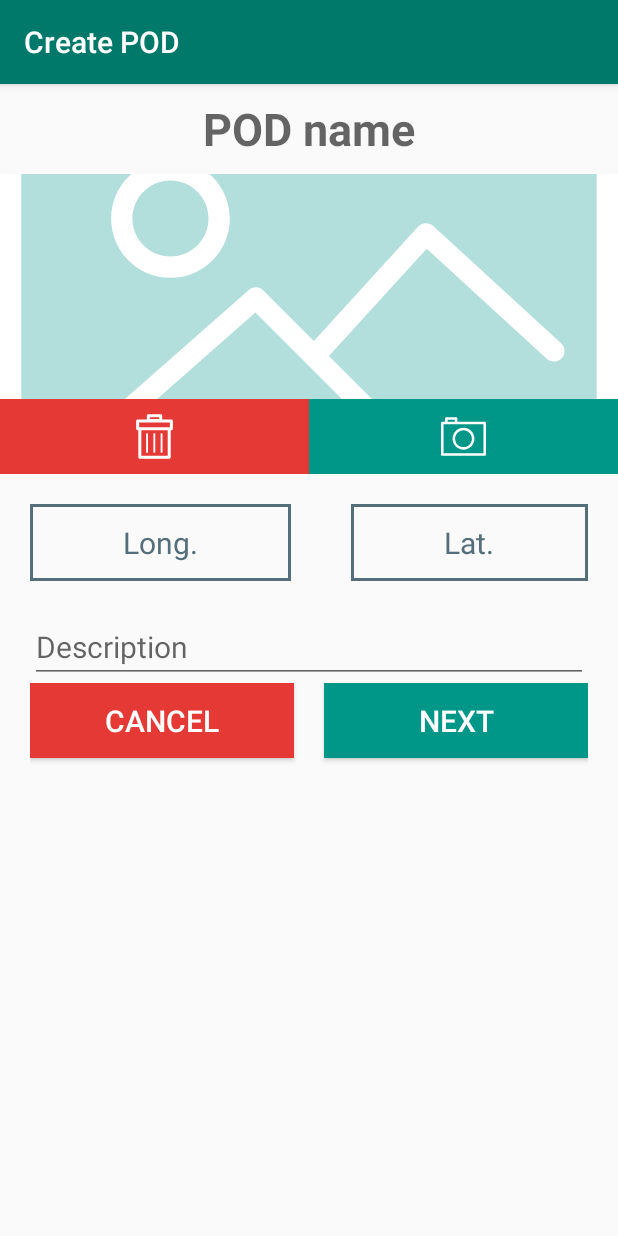
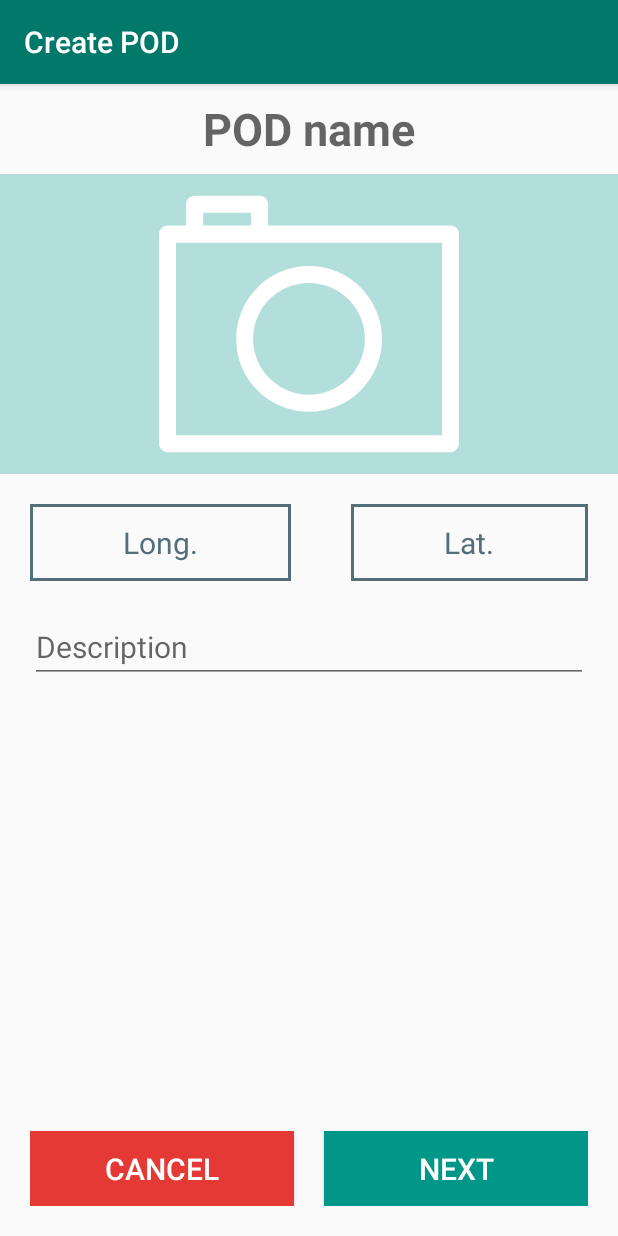
Before and after one commit to FinalCondom/SanTour, an Android app: the fragment CreatePodFragment placed in its activity, on a phone screen of 412 x 824 dp. Run offline under Robolectric (Android 15) with nearby library versions, the phone set to English and light mode, and no system bars; our stand-ins replace Firebase (no records; nobody signed in at launch, a user with empty details on screens opened directly).

Commit message:
poi - pod camera

```diff
--- a/app/src/main/java/ch/hes/santour/CreatePodFragment.java
+++ b/app/src/main/java/ch/hes/santour/CreatePodFragment.java
@@ -29,7 +29,7 @@ public class CreatePodFragment extends Fragment {
     private EditText podName;
     private PODManager podManager;
     private final int CAMERA_REQUEST = 1;
-    private ImageView imageView;
+    private ImageButton imageButton;
     private Bitmap photo;
 
     public CreatePodFragment() {
@@ -47,7 +47,7 @@ public class CreatePodFragment extends Fragment {
                              Bundle savedInstanceState) {
 
         final View rootView = inflater.inflate(R.layout.fragment_create_pod, container, false);
-        imageView = (ImageView) rootView.findViewById(R.id.iv_pod_img);
+        imageButton = rootView.findViewById(R.id.ib_pod_take_picture);
         //We set up pod informations
         podName = rootView.findViewById(R.id.et_pod_name);
         podDescription = rootView.findViewById(R.id.et_pod_description);
@@ -107,7 +107,7 @@ public class CreatePodFragment extends Fragment {
             Bundle extras = data.getExtras();
             photo = (Bitmap) extras.get("data");
 
-            imageView.setImageBitmap(photo);
+            imageButton.setImageBitmap(photo);
         }
     }
 }
--- a/app/src/main/java/ch/hes/santour/CreatePoiFragment.java
+++ b/app/src/main/java/ch/hes/santour/CreatePoiFragment.java
@@ -32,7 +32,7 @@ public class CreatePoiFragment extends Fragment {
     private EditText poiDescription;
     private EditText poiName;
     private POIManager poiManager;
-    private ImageView imageView;
+    private ImageButton imageButton;
     private Bitmap photo;
     public CreatePoiFragment() {
 
@@ -45,7 +45,7 @@ public class CreatePoiFragment extends Fragment {
                              Bundle savedInstanceState) {
 
         final View rootView = inflater.inflate(R.layout.fragment_create_poi, container, false);
-        imageView = rootView.findViewById(R.id.iv_poi_img);
+        imageButton = rootView.findViewById(R.id.ib_poi_take_picture);
         //We set up poi informations
         poiName = rootView.findViewById(R.id.et_poi_name);
         poiDescription = rootView.findViewById(R.id.et_poi_description);
@@ -97,7 +97,7 @@ public class CreatePoiFragment extends Fragment {
             Bundle extras = data.getExtras();
             photo = (Bitmap) extras.get("data");
 
-            imageView.setImageBitmap(photo);
+            imageButton.setImageBitmap(photo);
         }
     }
 
--- a/app/src/main/res/drawable/ic_photo_camera.xml
+++ b/app/src/main/res/drawable/ic_photo_camera.xml
@@ -1,4 +1,4 @@
-<vector android:height="30dp" android:viewportHeight="39.474"
-    android:viewportWidth="39.474" android:width="30dp" xmlns:android="http://schemas.android.com/apk/res/android">
+<vector android:height="40dp" android:viewportHeight="39.474"
+    android:viewportWidth="39.474" android:width="40dp" xmlns:android="http://schemas.android.com/apk/res/android">
     <path android:fillColor="#FFFFFF" android:pathData="M19.75,12.11c2.63,0 5.05,1.06 6.78,2.81c1.73,1.73 2.81,4.13 2.81,6.78c0,2.65 -1.08,5.05 -2.81,6.78c-1.73,1.73 -4.14,2.81 -6.78,2.81c-2.65,0 -5.05,-1.08 -6.78,-2.81c-1.75,-1.73 -2.81,-4.13 -2.81,-6.78c0,-2.65 1.06,-5.05 2.81,-6.78C14.7,13.17 17.09,12.11 19.75,12.11L19.75,12.11zM3.57,6.78V3.98c0,-0.62 0.51,-1.11 1.13,-1.11h8.54c0.62,0 1.11,0.49 1.11,1.11v2.79h24.01c0.62,0 1.11,0.51 1.11,1.13v27.57c0,0.62 -0.49,1.13 -1.11,1.13H1.13C0.51,36.6 0,36.09 0,35.47V7.9c0,-0.62 0.51,-1.13 1.13,-1.13H3.57zM12.11,6.78V5.11H5.81v1.67H12.11zM37.24,9.03H13.24H4.7h-2.46v25.33h35V9.03zM24.93,16.49c-1.33,-1.32 -3.16,-2.14 -5.19,-2.14s-3.87,0.82 -5.21,2.14c-1.32,1.33 -2.14,3.17 -2.14,5.21c0,2.03 0.82,3.86 2.14,5.19c1.33,1.33 3.17,2.16 5.21,2.16s3.86,-0.82 5.19,-2.16c1.33,-1.33 2.16,-3.16 2.16,-5.19C27.09,19.67 26.27,17.82 24.93,16.49L24.93,16.49z"/>
 </vector>
--- a/app/src/main/res/layout/fragment_create_pod.xml
+++ b/app/src/main/res/layout/fragment_create_pod.xml
@@ -18,49 +18,25 @@
         android:textStyle="bold"
         android:textColor="@color/textTitle"/>
 
-    <ImageView
-        android:id="@+id/iv_pod_img"
-        android:layout_width="match_parent"
-        android:layout_height="150dp"
-        android:layout_alignParentLeft="true"
-        android:layout_alignParentStart="true"
-        android:layout_below="@+id/et_pod_name"
-        android:background="@color/img"
-        android:scaleType="centerCrop"
-        android:gravity="bottom"
-        android:src="@drawable/ic_img" />
-
     <LinearLayout
         android:layout_width="match_parent"
         android:layout_height="wrap_content"
-        android:layout_below="@+id/iv_pod_img"
+        android:layout_below="@+id/et_pod_name"
         android:orientation="horizontal"
-        android:weightSum="2"
+        android:weightSum="1"
         android:id="@+id/linearlayout_create_pod1">
 
-        <ImageButton
-            android:id="@+id/ib_pod_delete_picture"
-            android:layout_width="0dp"
-            android:layout_height="50dp"
-            android:layout_alignParentLeft="true"
-            android:layout_alignParentStart="true"
-            android:layout_below="@+id/iv_pod_img"
-            android:layout_weight="1"
-            android:background="@color/red"
-            android:src="@drawable/ic_trash" />
 
         <ImageButton
             android:id="@+id/ib_pod_take_picture"
-            android:layout_width="0dp"
-            android:layout_height="50dp"
-            android:layout_alignParentEnd="true"
-            android:layout_alignParentRight="true"
-            android:layout_below="@+id/iv_pod_img"
+            android:layout_width="match_parent"
+            android:layout_height="200dp"
+            android:layout_below="@+id/et_pod_name"
             android:layout_weight="1"
-            android:background="@color/green"
-            android:src="@drawable/ic_photo_camera" />
-
-
+            android:background="@color/img"
+            android:src="@drawable/ic_photo_camera"
+            android:scaleType="fitCenter"
+            />
     </LinearLayout>
 
 
@@ -123,22 +99,18 @@
     <LinearLayout
         android:id="@+id/linearlayout_create_pod3"
         android:layout_width="match_parent"
-        android:layout_height="wrap_content"
+        android:layout_height="match_parent"
         android:layout_below="@id/et_pod_description"
         android:layout_marginBottom="20dp"
         android:layout_marginLeft="20dp"
         android:layout_marginRight="20dp"
-        android:gravity="bottom"
-        android:weightSum="2">
+        android:weightSum="2"
+        android:gravity="bottom">
 
         <Button
             android:id="@+id/bt_pod_cancel"
-            android:layout_width="150dp"
+            android:layout_width="wrap_content"
             android:layout_height="50dp"
-            android:layout_alignLeft="@+id/et_pod_description"
-            android:layout_alignStart="@+id/et_pod_description"
-            android:layout_alignTop="@+id/et_pod_description"
-            android:layout_marginTop="50dp"
             android:layout_weight="1"
             android:background="@color/red"
             android:text="@string/cancel"
@@ -147,7 +119,7 @@
 
         <Button
             android:id="@+id/bt_pod_next"
-            android:layout_width="150dp"
+            android:layout_width="wrap_content"
             android:layout_height="50dp"
             android:layout_marginLeft="20dp"
             android:layout_weight="1"
--- a/app/src/main/res/layout/fragment_details_pod.xml
+++ b/app/src/main/res/layout/fragment_details_pod.xml
@@ -86,7 +86,7 @@
 
     <Button
         android:id="@+id/bt_pod_details_cancel"
-        android:layout_width="150dp"
+        android:layout_width="match_parent"
         android:layout_height="50dp"
         android:layout_weight="1"
         android:layout_marginRight="20dp"
@@ -97,7 +97,7 @@
 
     <Button
         android:id="@+id/bt_pod_details_save"
-        android:layout_width="150dp"
+        android:layout_width="match_parent"
         android:layout_height="50dp"
         android:layout_weight="1"
         android:layout_marginLeft="20dp"
--- a/app/src/main/res/layout/fragment_home.xml
+++ b/app/src/main/res/layout/fragment_home.xml
@@ -81,6 +81,7 @@
         android:src="@drawable/ic_santour_logo"
         app:layout_constraintStart_toStartOf="parent"
         app:layout_constraintTop_toTopOf="parent"
-        tools:ignore="MissingConstraints" />
+        tools:ignore="MissingConstraints"
+       />
 
 </android.support.constraint.ConstraintLayout>
```
Also changed, not shown: app/src/main/res/layout/fragment_create_poi.xml (+14 -37 lines).
